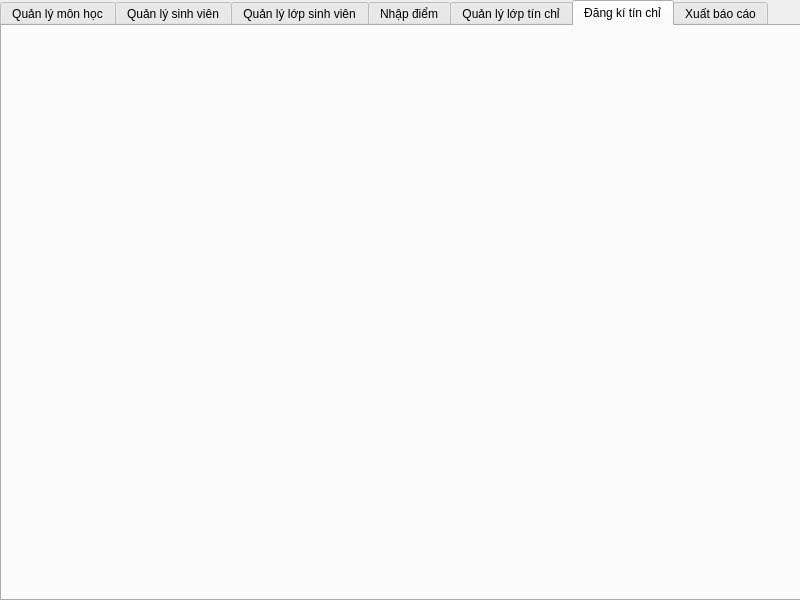
QuyenNDD/CTDL-GT, file TestQT/mainwindow.ui: the form before one commit.
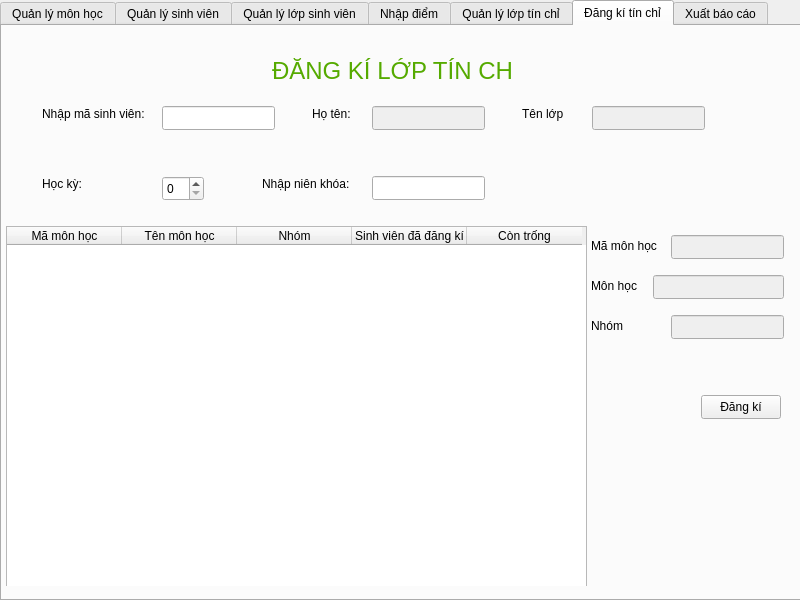
The form after the commit. The open tabs and pages were chosen to show the change.

```diff
--- a/TestQT/mainwindow.ui
+++ b/TestQT/mainwindow.ui
@@ -367,6 +367,295 @@
      <attribute name="title">
       <string>Đăng kí tín chỉ</string>
      </attribute>
+     <widget class="QWidget" name="widget_3" native="true">
+      <property name="geometry">
+       <rect>
+        <x>0</x>
+        <y>0</y>
+        <width>801</width>
+        <height>201</height>
+       </rect>
+      </property>
+      <widget class="QLabel" name="label_7">
+       <property name="geometry">
+        <rect>
+         <x>270</x>
+         <y>30</y>
+         <width>241</width>
+         <height>31</height>
+        </rect>
+       </property>
+       <property name="lineWidth">
+        <number>1</number>
+       </property>
+       <property name="text">
+        <string>&lt;html&gt;&lt;head/&gt;&lt;body&gt;&lt;p align=&quot;center&quot;&gt;&lt;span style=&quot; font-size:18pt; color:#55aa00;&quot;&gt;ĐĂNG KÍ LỚP TÍN CHỈ&lt;/span&gt;&lt;/p&gt;&lt;/body&gt;&lt;/html&gt;</string>
+       </property>
+       <property name="textFormat">
+        <enum>Qt::AutoText</enum>
+       </property>
+      </widget>
+      <widget class="QLabel" name="label_8">
+       <property name="geometry">
+        <rect>
+         <x>40</x>
+         <y>80</y>
+         <width>111</width>
+         <height>16</height>
+        </rect>
+       </property>
+       <property name="text">
+        <string>Nhập mã sinh viên:</string>
+       </property>
+      </widget>
+      <widget class="QLineEdit" name="lineMSV">
+       <property name="geometry">
+        <rect>
+         <x>160</x>
+         <y>80</y>
+         <width>113</width>
+         <height>24</height>
+        </rect>
+       </property>
+      </widget>
+      <widget class="QLabel" name="label_9">
+       <property name="geometry">
+        <rect>
+         <x>310</x>
+         <y>80</y>
+         <width>41</width>
+         <height>16</height>
+        </rect>
+       </property>
+       <property name="text">
+        <string>Họ tên:</string>
+       </property>
+      </widget>
+      <widget class="QLabel" name="label_10">
+       <property name="geometry">
+        <rect>
+         <x>520</x>
+         <y>80</y>
+         <width>41</width>
+         <height>16</height>
+        </rect>
+       </property>
+       <property name="text">
+        <string>Tên lớp:</string>
+       </property>
+      </widget>
+      <widget class="QLineEdit" name="lineHoTen">
+       <property name="enabled">
+        <bool>false</bool>
+       </property>
+       <property name="geometry">
+        <rect>
+         <x>370</x>
+         <y>80</y>
+         <width>113</width>
+         <height>24</height>
+        </rect>
+       </property>
+      </widget>
+      <widget class="QLineEdit" name="lineLop">
+       <property name="enabled">
+        <bool>false</bool>
+       </property>
+       <property name="geometry">
+        <rect>
+         <x>590</x>
+         <y>80</y>
+         <width>113</width>
+         <height>24</height>
+        </rect>
+       </property>
+      </widget>
+      <widget class="QLabel" name="label_11">
+       <property name="geometry">
+        <rect>
+         <x>260</x>
+         <y>150</y>
+         <width>91</width>
+         <height>16</height>
+        </rect>
+       </property>
+       <property name="text">
+        <string>Nhập niên khóa:</string>
+       </property>
+      </widget>
+      <widget class="QLineEdit" name="lineDK_NK">
+       <property name="geometry">
+        <rect>
+         <x>370</x>
+         <y>150</y>
+         <width>113</width>
+         <height>24</height>
+        </rect>
+       </property>
+      </widget>
+      <widget class="QSpinBox" name="spDK_HK">
+       <property name="geometry">
+        <rect>
+         <x>160</x>
+         <y>150</y>
+         <width>42</width>
+         <height>25</height>
+        </rect>
+       </property>
+      </widget>
+      <widget class="QLabel" name="label_12">
+       <property name="geometry">
+        <rect>
+         <x>40</x>
+         <y>150</y>
+         <width>91</width>
+         <height>16</height>
+        </rect>
+       </property>
+       <property name="text">
+        <string>Học kỳ:</string>
+       </property>
+      </widget>
+     </widget>
+     <widget class="QWidget" name="widget_4" native="true">
+      <property name="geometry">
+       <rect>
+        <x>-1</x>
+        <y>199</y>
+        <width>801</width>
+        <height>361</height>
+       </rect>
+      </property>
+      <widget class="QTableWidget" name="tblDK_DSLTC">
+       <property name="geometry">
+        <rect>
+         <x>5</x>
+         <y>1</y>
+         <width>581</width>
+         <height>361</height>
+        </rect>
+       </property>
+       <attribute name="horizontalHeaderDefaultSectionSize">
+        <number>115</number>
+       </attribute>
+       <column>
+        <property name="text">
+         <string>Mã môn học</string>
+        </property>
+       </column>
+       <column>
+        <property name="text">
+         <string>Tên môn học</string>
+        </property>
+       </column>
+       <column>
+        <property name="text">
+         <string>Nhóm</string>
+        </property>
+       </column>
+       <column>
+        <property name="text">
+         <string>Sinh viên đã đăng kí</string>
+        </property>
+       </column>
+       <column>
+        <property name="text">
+         <string>Còn trống</string>
+        </property>
+       </column>
+      </widget>
+      <widget class="QLabel" name="label_13">
+       <property name="geometry">
+        <rect>
+         <x>590</x>
+         <y>10</y>
+         <width>71</width>
+         <height>21</height>
+        </rect>
+       </property>
+       <property name="text">
+        <string>Mã môn học</string>
+       </property>
+      </widget>
+      <widget class="QLineEdit" name="lineDK_MMH">
+       <property name="enabled">
+        <bool>false</bool>
+       </property>
+       <property name="geometry">
+        <rect>
+         <x>670</x>
+         <y>10</y>
+         <width>113</width>
+         <height>24</height>
+        </rect>
+       </property>
+      </widget>
+      <widget class="QLabel" name="label_14">
+       <property name="geometry">
+        <rect>
+         <x>590</x>
+         <y>50</y>
+         <width>51</width>
+         <height>21</height>
+        </rect>
+       </property>
+       <property name="text">
+        <string>Môn học</string>
+       </property>
+      </widget>
+      <widget class="QLabel" name="label_15">
+       <property name="geometry">
+        <rect>
+         <x>590</x>
+         <y>90</y>
+         <width>41</width>
+         <height>21</height>
+        </rect>
+       </property>
+       <property name="text">
+        <string>Nhóm</string>
+       </property>
+      </widget>
+      <widget class="QLineEdit" name="lineDK_Nhom">
+       <property name="enabled">
+        <bool>false</bool>
+       </property>
+       <property name="geometry">
+        <rect>
+         <x>670</x>
+         <y>90</y>
+         <width>113</width>
+         <height>24</height>
+        </rect>
+       </property>
+      </widget>
+      <widget class="QLineEdit" name="lineDK_MH">
+       <property name="enabled">
+        <bool>false</bool>
+       </property>
+       <property name="geometry">
+        <rect>
+         <x>652</x>
+         <y>50</y>
+         <width>131</width>
+         <height>24</height>
+        </rect>
+       </property>
+      </widget>
+      <widget class="QPushButton" name="btnDK">
+       <property name="geometry">
+        <rect>
+         <x>700</x>
+         <y>170</y>
+         <width>80</width>
+         <height>24</height>
+        </rect>
+       </property>
+       <property name="text">
+        <string>Đăng kí</string>
+       </property>
+      </widget>
+     </widget>
     </widget>
     <widget class="QWidget" name="tabXBC">
      <attribute name="title">
```
Left out of the diff: 5 changed lines with no effect on the pictures.
